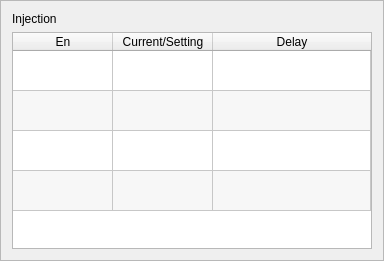
This is hcinstruction/ichcinjectionpage.ui in dongdong-2009/3-5AxisRobot as Qt 5 draws it before an edit. The edited form follows.
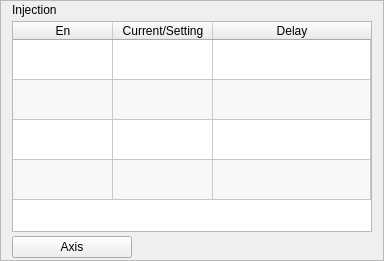
This is the edited form. Icons and pictures are not drawn. Custom widgets are drawn as their Qt base class.

```diff
--- a/hcinstruction/ichcinjectionpage.ui
+++ b/hcinstruction/ichcinjectionpage.ui
@@ -57,6 +57,15 @@
    <enum>QFrame::Raised</enum>
   </property>
   <layout class="QVBoxLayout" name="verticalLayout">
+   <property name="spacing">
+    <number>4</number>
+   </property>
+   <property name="topMargin">
+    <number>2</number>
+   </property>
+   <property name="bottomMargin">
+    <number>2</number>
+   </property>
    <item>
     <widget class="QLabel" name="label">
      <property name="text">
@@ -215,6 +224,19 @@
      </item>
     </widget>
    </item>
+   <item>
+    <widget class="QPushButton" name="goToAxis">
+     <property name="maximumSize">
+      <size>
+       <width>120</width>
+       <height>16777215</height>
+      </size>
+     </property>
+     <property name="text">
+      <string>Axis</string>
+     </property>
+    </widget>
+   </item>
   </layout>
  </widget>
  <customwidgets>
```
